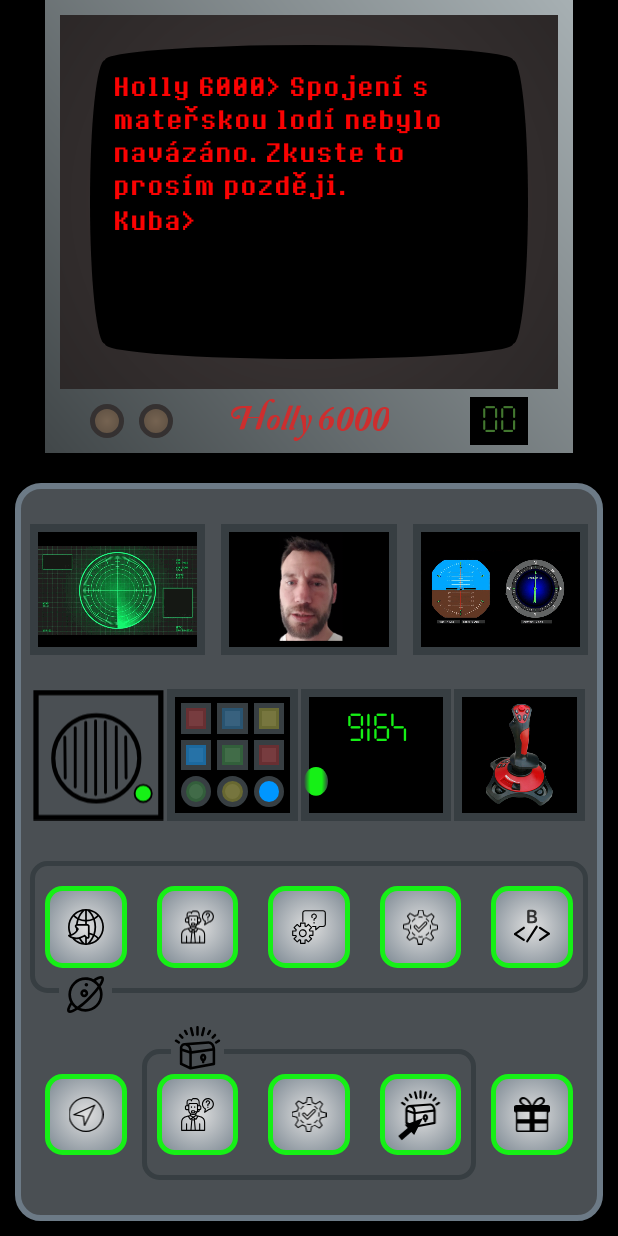
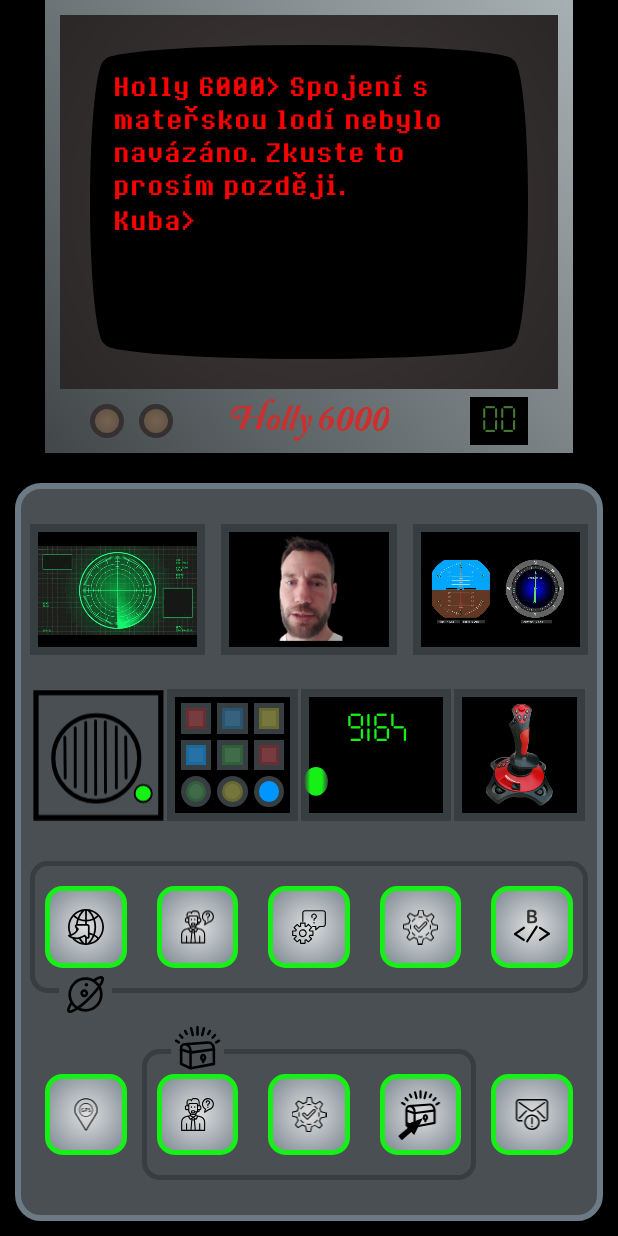
Before and after one commit to outdoorpuzzles/Holly_6000, an Android app: the screen it shows after launch (MainActivity), on a phone screen of 412 x 824 dp. Run offline under Robolectric (Android 15) with nearby library versions, the light colour scheme and no system bars; our stand-ins replace Volley; network calls fail.

Commit message:
Průběžný save před imlementací logování týmů. Poslední dodělané je všechno včetně B kódů.

```diff
--- a/app/src/main/java/cz/FCBcoders/holly6000/Holly6000ViewModel.java
+++ b/app/src/main/java/cz/FCBcoders/holly6000/Holly6000ViewModel.java
@@ -3,6 +3,8 @@ package cz.FCBcoders.holly6000;
 import android.util.Log;
 
 import androidx.lifecycle.ViewModel;
+
+import java.util.HashMap;
 
 public class Holly6000ViewModel extends ViewModel {
    private String teamName = "";
@@ -13,7 +15,7 @@ public class Holly6000ViewModel extends ViewModel {
    private String newTextToDisplay = "";
    private boolean internetAvailable = false;
    private String currentAction = "";
-   private final String appScriptURL = "https://script.google.com/macros/s/AKfycbxmkUNu5NMDPWbPrBXYaDOP_8btrZq6uuq53iUUDsK_iz1eG_nz3dT-MXwelRoEqeWDWA/exec";
+   private final String appScriptURL = "https://script.google.com/macros/s/AKfycbwYt-Xt7W6zldeKB2i_yNPwDJKYVzbiWliBHq0Ok2cRbmN7MtsvpD81z60ZWCbj1rZ5Nw/exec";
    private final String[][] planetCodes = {{"Merkur", "Venuše", "Země", "Mars", "Jupiter", "Saturn", "Uran", "Neptun"},
            {"Kod1", "Kod2", "Kod3", "Kod4", "Kod5", "Kod6", "Kod7", "Kod8"}};
    private String[][] gameData = null;
@@ -25,22 +27,23 @@ public class Holly6000ViewModel extends ViewModel {
    private boolean treasureSolutionCommitted = false;
    private boolean treasureLogged = false;
    private boolean userInputAwaited = false;
+   private HashMap<String, Boolean> bCodes = new HashMap<String, Boolean>();
 
    /* Implementace */
+
    public String[][] getGameData() {
       return gameData;
    }
-
    public void setGameData(String[][] gameData) {
       this.gameData = gameData;
    }
+
    public int getLastPlanetNum() {
       return lastPlanetNum;
    }
    public void setLastPlanetNum(int lastPlanetNum) {
       this.lastPlanetNum = lastPlanetNum;
    }
-
    public boolean isHelpRequested() {
       return helpRequested;
    }
@@ -170,4 +173,12 @@ public class Holly6000ViewModel extends ViewModel {
    public void setUserInputAwaited(boolean userInputAwaited) {
       this.userInputAwaited = userInputAwaited;
    }
+
+   public HashMap<String, Boolean> getBCodes() {
+      return bCodes;
+   }
+
+   public void setBCodes(HashMap<String, Boolean> bCodes) {
+      this.bCodes = bCodes;
+   }
 }
--- /dev/null
+++ b/app/src/main/res/drawable/icon_gps.xml
@@ -0,0 +1,8 @@
+<vector android:height="60dp" android:viewportHeight="256"
+    android:viewportWidth="256" android:width="60dp" xmlns:android="http://schemas.android.com/apk/res/android">
+    <path android:fillColor="#000000" android:pathData="M120.9,241c2.3,4.3 5.4,5 7.1,5s4.8,-0.6 7.1,-5c6.8,-12.9 21.6,-36.6 35.8,-59.6c24.4,-39.4 39.3,-63.8 40.6,-70.4c1,-5.3 1.5,-10.7 1.5,-16c0,-46.9 -38.1,-85 -85,-85S43,48.1 43,95c0,6.1 0.7,12.2 2,18.2c1.2,5.5 13,24.8 37.7,64.4C98,202.1 113.7,227.4 120.9,241zM49.7,95c0,-43.2 35.1,-78.3 78.3,-78.3c43.2,0 78.3,35.1 78.3,78.3c0,4.9 -0.5,9.8 -1.4,14.7c-1.1,5.9 -22.5,40.5 -39.8,68.2l-0.1,0.3c-14.3,23 -29,46.7 -35.9,59.7c-0.5,1 -1,1.3 -1.2,1.3s-0.6,-0.3 -1.2,-1.3c-7.3,-13.8 -23,-39 -38.3,-63.5l-0.2,-0.4c-15.9,-25.5 -35.7,-57.2 -36.8,-62.2C50.3,106.3 49.7,100.6 49.7,95z"/>
+    <path android:fillColor="#000000" android:pathData="M128,145.4c27.8,0 50.4,-22.6 50.4,-50.4c0,-27.8 -22.6,-50.4 -50.4,-50.4c-27.7,0 -50.3,22.6 -50.3,50.4C77.6,122.8 100.2,145.4 128,145.4zM128,49.1c25.3,0 45.9,20.6 45.9,45.9c0,25.3 -20.6,45.9 -45.9,45.9c-25.3,0 -45.9,-20.6 -45.9,-45.9C82.1,69.7 102.7,49.1 128,49.1z"/>
+    <path android:fillColor="#000000" android:pathData="M113.2,109.5c2.4,-0.4 4.3,-3.2 4.3,-5.6v-5.1c0,-2.5 -2,-4.5 -4.5,-4.5h-0.7c-2.5,0 -4.5,0.7 -4.5,1.5c0,0.8 1.3,1.5 2.9,1.5c1.6,0 2.9,2 2.9,4.4s-1.1,4.8 -2.5,5c-0.7,0.1 -1.6,0.1 -2.6,0.1c-6.8,0 -11.2,-4.4 -11.2,-11.8c0,-7.3 4.6,-11.7 11.7,-11.7c1.3,0 2.4,0.1 3.3,0.3c1.8,0.3 3.3,0.3 3.6,-0.6c0.3,-0.8 -1.1,-2.2 -3.1,-2.6c-1.1,-0.2 -2.4,-0.3 -3.7,-0.3c-9.8,0 -15.8,6.4 -15.8,15.1c0,4.6 1.6,8.5 4.1,10.9c2.9,2.7 6.5,3.9 10.9,3.9C110.2,109.9 111.8,109.7 113.2,109.5z"/>
+    <path android:fillColor="#000000" android:pathData="M128.5,98.1c0.5,0 1,0 1.5,0c3.7,0 6.9,-1.1 8.9,-3.2c1.5,-1.5 2.3,-3.6 2.3,-6.2c0,-2.6 -1,-4.7 -2.6,-6.1c-1.7,-1.6 -4.5,-2.4 -8.2,-2.4c-1.3,0 -2.5,0 -3.6,0.1c-2,0.1 -3.6,2.4 -3.6,4.9v19.9c0,2.5 0.8,4.5 1.9,4.5s1.9,-2 1.9,-4.5v-2.8C127,99.9 127.7,98.1 128.5,98.1zM128.8,83.2c0.5,0 1.1,0 1.8,0c4.1,0 6.9,1.9 6.9,5.8c0,4 -2.8,6.2 -7.3,6.2c-0.6,0 -1.1,0 -1.6,0c-0.9,-0.1 -1.5,-2.2 -1.5,-4.7V88C127,85.5 127.8,83.3 128.8,83.2z"/>
+    <path android:fillColor="#000000" android:pathData="M149,106.4c-1.9,-0.5 -3.4,-0.7 -3.7,0.2c-0.3,0.9 1,2.5 3.1,3c1.2,0.3 2.6,0.5 3.9,0.5c6.9,0 10.2,-3.9 10.2,-8.5c0,-4.3 -2.5,-6.7 -7.4,-8.6c-4,-1.6 -5.8,-2.9 -5.8,-5.6c0,-2 1.5,-4.4 5.5,-4.4c1.1,0 2,0.1 2.8,0.3c1.5,0.4 2.9,0.4 3.2,-0.5s-0.8,-2.3 -2.6,-2.6c-1,-0.2 -2.1,-0.3 -3.3,-0.3c-5.7,0 -9.4,3.4 -9.4,7.9c0,4.1 2.9,6.6 7.7,8.3c3.9,1.5 5.5,3.1 5.5,5.8c0,2.9 -2.3,5 -6.1,5C151.3,106.9 150.1,106.7 149,106.4z"/>
+</vector>
--- /dev/null
+++ b/app/src/main/res/drawable/icon_notification.xml
@@ -0,0 +1,10 @@
+<vector android:height="60dp" android:viewportHeight="256"
+    android:viewportWidth="256" android:width="60dp" xmlns:android="http://schemas.android.com/apk/res/android">
+    <path android:fillColor="#000000" android:pathData="M31.6,15.4c-7.5,1.3 -13.9,5.6 -17.9,12c-0.7,1.1 -1.8,3.6 -2.5,5.5L10,36.5v60.6c0,48.9 0.1,61.1 0.7,63c2.2,8.4 8.9,15.5 17.1,18.2c2.8,0.9 4.5,1.1 15.4,1.3c8.3,0.1 12.9,0 14.1,-0.3c3.9,-1.2 5.1,-5.3 2.4,-8.3l-1.4,-1.6L44.6,169c-13.1,-0.2 -13.7,-0.3 -15.7,-1.3c-3.2,-1.7 -5.7,-4.2 -7.2,-7.2l-1.3,-2.7V97.3V36.8l1.3,-2.7c1.4,-3 4,-5.5 7.2,-7.2l2.1,-1.1h97h97l2.1,1.1c3.2,1.7 5.7,4.2 7.2,7.2l1.3,2.7v60.4v60.4l-1.3,2.7c-1.4,3 -4,5.5 -7.2,7.2c-2,1.1 -2.6,1.1 -15.7,1.3l-13.7,0.2l-1.4,1.6c-1.9,2.2 -1.9,4.8 0,6.9l1.4,1.6h13.4c12.5,0 13.6,0 16.8,-1.1c8.3,-2.6 14.7,-9.2 17.3,-17.9c0.7,-2.4 0.8,-8.9 0.8,-63.3V36.5l-1.2,-3.6c-0.7,-2 -1.8,-4.5 -2.5,-5.6c-3,-4.9 -8.5,-9.2 -14.1,-11.1l-3.2,-1.1l-95.6,0C76.9,15 32.8,15.2 31.6,15.4z"/>
+    <path android:fillColor="#000000" android:pathData="M32.8,36.5c-1.7,1.1 -2.8,3.6 -2.4,5.5c0.2,0.7 0.9,1.7 1.6,2.4c2.3,2.1 81.1,58.8 83.6,60.2c7.4,4 17.2,4 24.7,0c2.8,-1.5 81.6,-58.3 83.8,-60.3c3.5,-3.4 0,-9.6 -4.7,-8.4c-0.7,0.1 -19.3,13.3 -41.4,29.3c-22.1,15.9 -41.3,29.7 -42.8,30.5c-2.4,1.3 -3,1.4 -7.2,1.4s-4.8,-0.1 -7.2,-1.4c-1.4,-0.8 -20.3,-14.2 -41.9,-29.8C57.4,50.2 39,37 38.2,36.5C36.3,35.4 34.7,35.4 32.8,36.5z"/>
+    <path android:fillColor="#000000" android:pathData="M57.8,124.3c-18.4,18.4 -27.2,27.5 -27.4,28.4c-0.4,1.9 0.9,4.6 2.6,5.4c1.8,1 3.1,1 4.8,0.1c0.7,-0.4 13.1,-12.6 27.7,-27.1c25.2,-25.3 26.3,-26.5 26.3,-28.2c0,-3.5 -2.1,-5.7 -5.3,-5.7C85,97.3 82.8,99.4 57.8,124.3z"/>
+    <path android:fillColor="#000000" android:pathData="M166.8,97.8c-1.8,1 -2.6,2.5 -2.6,4.7v2.2l26.4,26.4c14.5,14.5 26.9,26.7 27.6,27.1c1.7,0.9 3,0.9 4.8,-0.1c2,-1 3.1,-3.6 2.4,-5.6c-0.4,-1.1 -9.1,-10.1 -27.4,-28.4c-25.3,-25.2 -26.9,-26.8 -28.5,-26.8C168.5,97.3 167.3,97.5 166.8,97.8z"/>
+    <path android:fillColor="#000000" android:pathData="M120.2,128.6c-24.8,3.9 -43.5,22.1 -47.9,46.4c-1.1,6.2 -0.8,17 0.7,22.8c6.4,25.5 28.7,43.1 54.7,43.2c12.6,0 23.8,-3.6 33.7,-10.9c14.6,-10.8 22.9,-27.3 22.9,-45.3c0,-26.6 -17.8,-48.9 -43.9,-55.1C135.4,128.3 124.9,127.8 120.2,128.6zM139.5,139.9c16.3,4.1 29.2,17.2 33.4,33.7c1.4,5.5 1.5,16 0.2,21c-2.1,8.6 -6.1,15.7 -12.1,22c-5.9,6.1 -12.8,10.2 -21.2,12.7c-3.3,1 -5,1.1 -11.8,1.1s-8.5,-0.1 -11.8,-1.1c-16.6,-4.8 -28.5,-16.9 -33.1,-33.7c-1.5,-5.4 -1.5,-16 0,-22c4.7,-18.6 20,-32.3 39.2,-35C126.8,138 134.4,138.6 139.5,139.9z"/>
+    <path android:fillColor="#000000" android:pathData="M124.5,150.2l-1.6,1.4v22.7V197l1.6,1.4c2.8,2.5 6.6,1.6 8.1,-1.8c1,-2.4 1,-42.3 0,-44.7C131.2,148.5 127.3,147.7 124.5,150.2z"/>
+    <path android:fillColor="#000000" android:pathData="M124.5,211.8c-1.3,1.2 -1.6,1.7 -1.6,3.4c0,5.6 7.5,7.3 9.7,2.2C134.7,212.3 128.7,208.1 124.5,211.8z"/>
+</vector>
--- a/app/src/main/res/layout/holly6000_console.xml
+++ b/app/src/main/res/layout/holly6000_console.xml
@@ -314,7 +314,7 @@
         android:layout_height="0dp"
         style="@style/imageButton"
 
-        android:src="@drawable/icon_navigation"
+        android:src="@drawable/icon_gps"
 
         app:layout_constraintTop_toTopOf="@id/holly6000ConsoleButtonGroup2"
         app:layout_constraintBottom_toBottomOf="@id/holly6000ConsoleButtonGroup2"
@@ -333,7 +333,7 @@
         app:layout_constraintTop_toBottomOf="@id/holly6000ConsoleButtonGroup1"
         app:layout_constraintBottom_toBottomOf="parent"
         app:layout_constraintStart_toEndOf="@id/holly6000ConsoleNavigationBtn"
-        app:layout_constraintEnd_toStartOf="@id/holly6000ConsoleHollysJokesBtn" />
+        app:layout_constraintEnd_toStartOf="@id/holly6000ConsoleNotificationsBtn" />
 
     <ImageView
         android:id="@+id/holly6000ConsoleButtonGroup2ImgBg"
@@ -399,12 +399,12 @@
         app:layout_constraintEnd_toEndOf="@id/holly6000ConsoleButtonGroup2" />
 
     <androidx.appcompat.widget.AppCompatImageButton
-        android:id="@+id/holly6000ConsoleHollysJokesBtn"
+        android:id="@+id/holly6000ConsoleNotificationsBtn"
         android:layout_width="0dp"
         android:layout_height="0dp"
         style="@style/imageButton"
 
-        android:src="@drawable/icon_present"
+        android:src="@drawable/icon_notification"
 
         android:layout_marginVertical="0dp"
 
--- a/app/src/main/res/values/strings.xml
+++ b/app/src/main/res/values/strings.xml
@@ -29,8 +29,13 @@
     <string name="solution_request_refused_text">"Řešení nebylo vyžádáno"</string>
 
     <string name="solution_commit_text">"Zadejte řešení šifry"</string>
-    <string name="solution_committed_text">Vaše řešení bylo správné a úspěšně zalogované</string>
+    <string name="solution_logged_text">Vaše řešení bylo správné a úspěšně zalogované</string>
     <string name="invalid_solution_text">"Vámi zadané řešení není správné"</string>
+
+    <string name="b_code_commit_text">"Zadejte B-kód"</string>
+    <string name="b_code_logged_text">Váš B-kód byl správný a úspěšně zalogovaný</string>
+    <string name="invalid_b_code_text">"Vámi zadaný B-kód není správný"</string>
+    <string name="duplicate_b_code_text">"Tento B-kód jste již zadali"</string>
 
     <string name="planet_navigation_text_1">"Souřadnice planety "</string>
     <string name="planet_navigation_text_2">" jsou: "</string>
@@ -41,7 +46,7 @@
     <string name="treasure_help_request_refused_text">"Nápověda  pokladu nebyla vyžádána"</string>
 
     <string name="treasure_solution_commit_text">"Zadejte řešení pokladové šifry"</string>
-    <string name="treasure_solution_committed_text">Vaše řešení pokladu bylo správné a úspěšně zalogované</string>
+    <string name="treasure_solution_logged_text">Vaše řešení pokladu bylo správné a úspěšně zalogované</string>
     <string name="invalid_treasure_solution_text">"Vámi zadané řešení pokladu není správné"</string>
 
     <string name="treasure_login_text">"Zadejte vstupní kód k pokladu "</string>
```
Also changed, not shown: app/src/main/java/cz/FCBcoders/holly6000/Holly6000TextDisplayFragment.java (+59 -18 lines), app/src/main/java/cz/FCBcoders/holly6000/MainActivity.java (+49 -29 lines).
